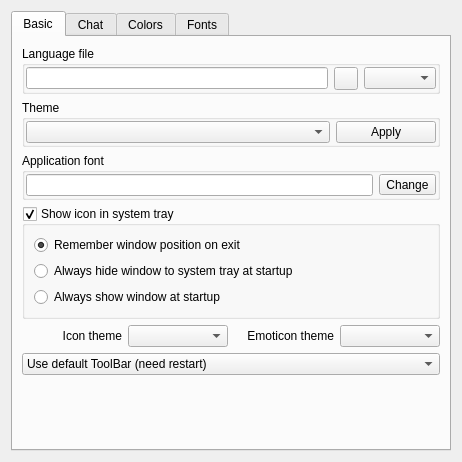
The window that eiskaltdcpp/ui/UISettingsGUI.ui (eiskaltdcpp/eiskaltdcpp) describes before a commit, drawn with Qt 5.
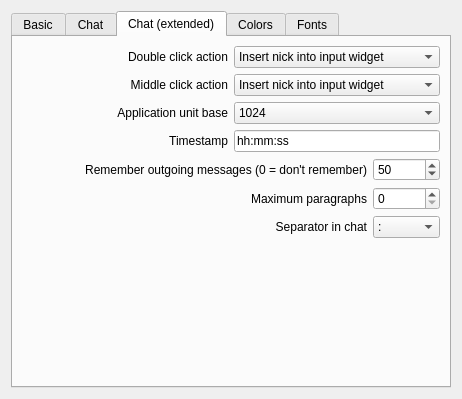
The same window after the commit. The open tabs and pages were chosen to show the change. Custom widgets are drawn as their Qt base class.

Commit message: Расширен диалог настроек

```diff
--- a/eiskaltdcpp/ui/UISettingsGUI.ui
+++ b/eiskaltdcpp/ui/UISettingsGUI.ui
@@ -7,7 +7,7 @@
     <x>0</x>
     <y>0</y>
     <width>462</width>
-    <height>437</height>
+    <height>372</height>
    </rect>
   </property>
   <property name="windowTitle">
@@ -313,6 +313,171 @@
         </widget>
        </item>
        <item>
+        <spacer name="verticalSpacer_2">
+         <property name="orientation">
+          <enum>Qt::Vertical</enum>
+         </property>
+         <property name="sizeHint" stdset="0">
+          <size>
+           <width>20</width>
+           <height>40</height>
+          </size>
+         </property>
+        </spacer>
+       </item>
+      </layout>
+     </widget>
+     <widget class="QWidget" name="tab_5">
+      <attribute name="title">
+       <string>Chat (extended)</string>
+      </attribute>
+      <layout class="QVBoxLayout" name="verticalLayout_5">
+       <item>
+        <layout class="QGridLayout" name="gridLayout_8">
+         <item row="0" column="0">
+          <widget class="QLabel" name="label_8">
+           <property name="sizePolicy">
+            <sizepolicy hsizetype="Expanding" vsizetype="Preferred">
+             <horstretch>0</horstretch>
+             <verstretch>0</verstretch>
+            </sizepolicy>
+           </property>
+           <property name="text">
+            <string>Double click action</string>
+           </property>
+           <property name="alignment">
+            <set>Qt::AlignRight|Qt::AlignTrailing|Qt::AlignVCenter</set>
+           </property>
+           <property name="wordWrap">
+            <bool>true</bool>
+           </property>
+          </widget>
+         </item>
+         <item row="0" column="1">
+          <widget class="QComboBox" name="comboBox_DBL_CLICK">
+           <item>
+            <property name="text">
+             <string>Insert nick into input widget</string>
+            </property>
+           </item>
+           <item>
+            <property name="text">
+             <string>Get file list</string>
+            </property>
+           </item>
+           <item>
+            <property name="text">
+             <string>Private message</string>
+            </property>
+           </item>
+          </widget>
+         </item>
+         <item row="1" column="0">
+          <widget class="QLabel" name="label_9">
+           <property name="sizePolicy">
+            <sizepolicy hsizetype="Expanding" vsizetype="Preferred">
+             <horstretch>0</horstretch>
+             <verstretch>0</verstretch>
+            </sizepolicy>
+           </property>
+           <property name="text">
+            <string>Middle click action</string>
+           </property>
+           <property name="alignment">
+            <set>Qt::AlignRight|Qt::AlignTrailing|Qt::AlignVCenter</set>
+           </property>
+           <property name="wordWrap">
+            <bool>true</bool>
+           </property>
+          </widget>
+         </item>
+         <item row="1" column="1">
+          <widget class="QComboBox" name="comboBox_MDL_CLICK">
+           <item>
+            <property name="text">
+             <string>Insert nick into input widget</string>
+            </property>
+           </item>
+           <item>
+            <property name="text">
+             <string>Get file list</string>
+            </property>
+           </item>
+           <item>
+            <property name="text">
+             <string>Private message</string>
+            </property>
+           </item>
+          </widget>
+         </item>
+         <item row="2" column="0">
+          <widget class="QLabel" name="label_10">
+           <property name="sizePolicy">
+            <sizepolicy hsizetype="Expanding" vsizetype="Preferred">
+             <horstretch>0</horstretch>
+             <verstretch>0</verstretch>
+            </sizepolicy>
+           </property>
+           <property name="toolTip">
+            <string>show kibibyte (KiB) or kilobyte (KB), etc.</string>
+           </property>
+           <property name="text">
+            <string>Application unit base</string>
+           </property>
+           <property name="alignment">
+            <set>Qt::AlignRight|Qt::AlignTrailing|Qt::AlignVCenter</set>
+           </property>
+           <property name="wordWrap">
+            <bool>true</bool>
+           </property>
+          </widget>
+         </item>
+         <item row="2" column="1">
+          <widget class="QComboBox" name="comboBox_APP_UNIT_BASE">
+           <item>
+            <property name="text">
+             <string>1024</string>
+            </property>
+           </item>
+           <item>
+            <property name="text">
+             <string>1000</string>
+            </property>
+           </item>
+          </widget>
+         </item>
+         <item row="3" column="0">
+          <widget class="QLabel" name="label_11">
+           <property name="sizePolicy">
+            <sizepolicy hsizetype="Expanding" vsizetype="Preferred">
+             <horstretch>0</horstretch>
+             <verstretch>0</verstretch>
+            </sizepolicy>
+           </property>
+           <property name="toolTip">
+            <string>show kibibyte (KiB) or kilobyte (KB), etc.</string>
+           </property>
+           <property name="text">
+            <string>Timestamp</string>
+           </property>
+           <property name="alignment">
+            <set>Qt::AlignRight|Qt::AlignTrailing|Qt::AlignVCenter</set>
+           </property>
+           <property name="wordWrap">
+            <bool>true</bool>
+           </property>
+          </widget>
+         </item>
+         <item row="3" column="1">
+          <widget class="QLineEdit" name="lineEdit_TIMESTAMP">
+           <property name="text">
+            <string>hh:mm:ss</string>
+           </property>
+          </widget>
+         </item>
+        </layout>
+       </item>
+       <item>
         <layout class="QGridLayout" name="gridLayout_2">
          <item row="1" column="0">
           <widget class="QLabel" name="label">
@@ -405,14 +570,14 @@
         </layout>
        </item>
        <item>
-        <spacer name="verticalSpacer_2">
+        <spacer name="verticalSpacer_4">
          <property name="orientation">
           <enum>Qt::Vertical</enum>
          </property>
          <property name="sizeHint" stdset="0">
           <size>
            <width>20</width>
-           <height>40</height>
+           <height>118</height>
           </size>
          </property>
         </spacer>
```
The commit also changes 2 other files.
